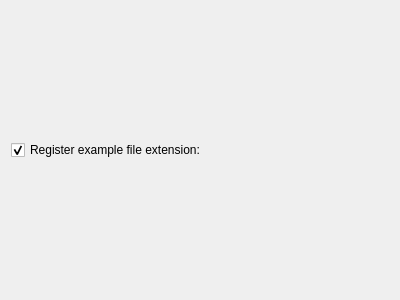
e-Mole/MoleGraph, file Installer/packages/cz.emole/meta/registerfilecheckboxform.ui: the form before one commit.
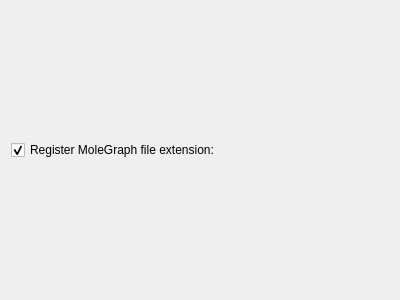
The form after the commit.

Commit message: added sensors.json to installer package + fixed extension file text

What changed in the file:
```diff
--- a/Installer/packages/cz.emole/meta/registerfilecheckboxform.ui
+++ b/Installer/packages/cz.emole/meta/registerfilecheckboxform.ui
@@ -17,7 +17,7 @@
    <item>
     <widget class="QCheckBox" name="RegisterFileCheckBox">
      <property name="text">
-      <string>Register example file extension: </string>
+      <string>Register MoleGraph file extension: </string>
      </property>
      <property name="checked">
       <bool>true</bool>
```
The commit also changes 1 other file.
